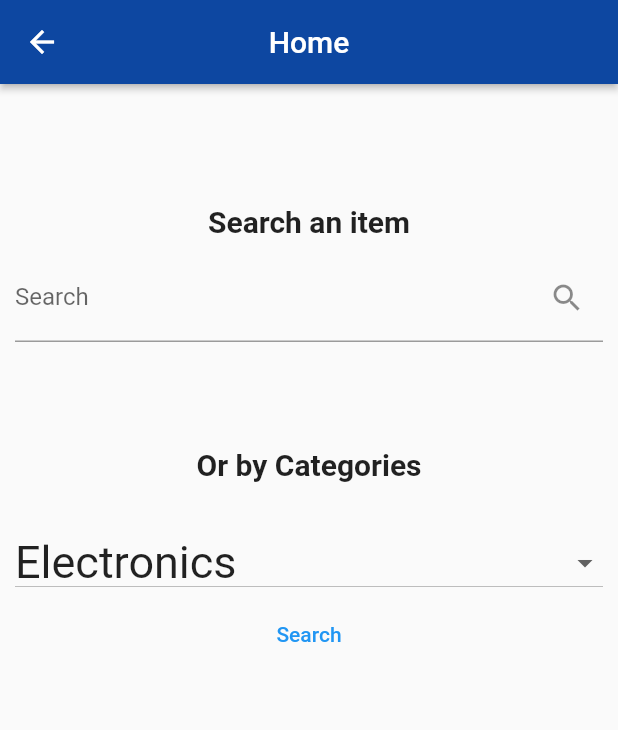
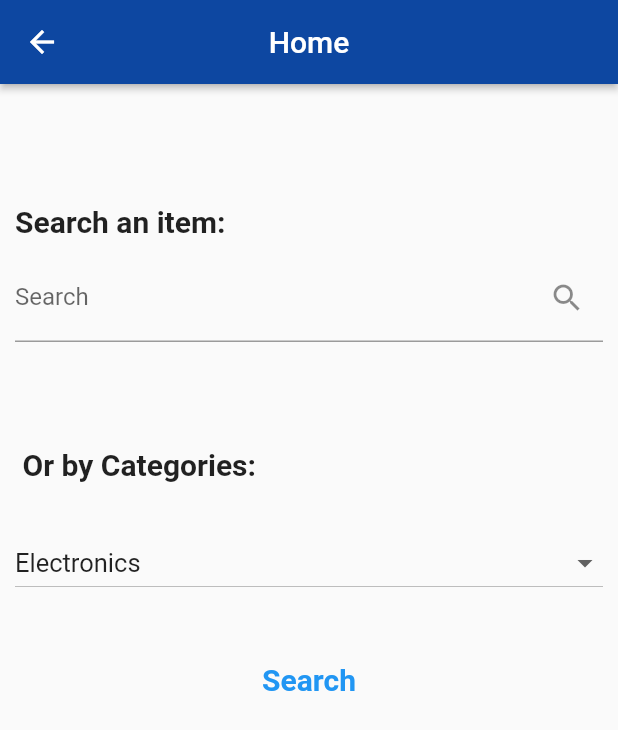
Before and after one commit to AbdulazizNassar/mafqud_project, a Flutter app: the Home screen opened by its route, on a phone screen of 412 x 824 dp. Shown: the top 730 px of the screen. Run offline on Flutter 3.47's test engine with Material 2 defaults, Android fonts, the phone set to English and light mode, and no system bars; our stand-ins replace animate_do, firebase_auth, firebase_core, flutter_spinkit, google_sign_in, lottie and 1 more; missing offline and left inert: regexed_validator; accounts and stored records are empty.

Commit message:
Update home page

```diff
--- a/lib/screens/homepage/Home.dart
+++ b/lib/screens/homepage/Home.dart
@@ -20,9 +20,10 @@ class _HomeState extends State<Home> {
       body: Padding(
           padding: const EdgeInsets.all(10),
           child: Column(
+            crossAxisAlignment: CrossAxisAlignment.start,
             children: [
               SizedBox(height: 70,),
-              Text('Search an item',style: TextStyle(fontWeight: FontWeight.bold,fontSize: 20)),
+              Text('Search an item:',style: TextStyle(fontWeight: FontWeight.bold,fontSize: 20)),
               SizedBox(height: 10,),
               TextField(
                 onChanged: (value) => null,
@@ -30,19 +31,18 @@ class _HomeState extends State<Home> {
                     labelText: 'Search', suffixIcon: Icon(Icons.search)),
               ),
               SizedBox(height: 70,),
-              Text(' Or by Categories ',style: TextStyle(fontWeight: FontWeight.bold,fontSize: 20)),
+              Text(' Or by Categories: ',style: TextStyle(fontWeight: FontWeight.bold,fontSize: 20)),
               SizedBox(height: 30,),
               DropdownButton<String>(
                     isExpanded: true,
                     value: dropdownValue,
-                    style: ,
                     items: <String>['Electronics', 'Personal items', 'Animals']
                         .map<DropdownMenuItem<String>>((String value) {
                           return DropdownMenuItem<String>(
                             value: value,
                             child: Text(
                               value,
-                              style: TextStyle(fontSize: 30),
+                              style: TextStyle(fontSize:17),
                             ),
                           );
                         }).toList(),
@@ -52,9 +52,12 @@ class _HomeState extends State<Home> {
                       });
                       },
                   ),
-              TextButton(
-                onPressed: () {},
-                child: Text("Search"),
+              SizedBox(height: 30,),
+              Center(
+                child: TextButton(
+                  onPressed: () {},
+                  child: Text("Search", style: TextStyle(fontWeight: FontWeight.bold, fontSize: 20,),),
+                ),
               )
                 ],
               ),
```
